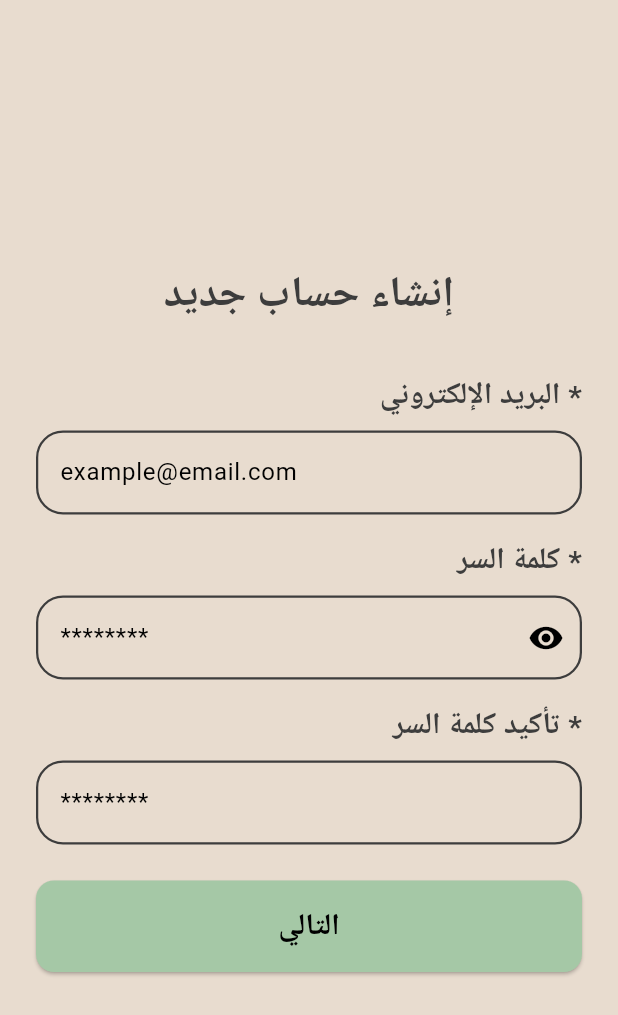
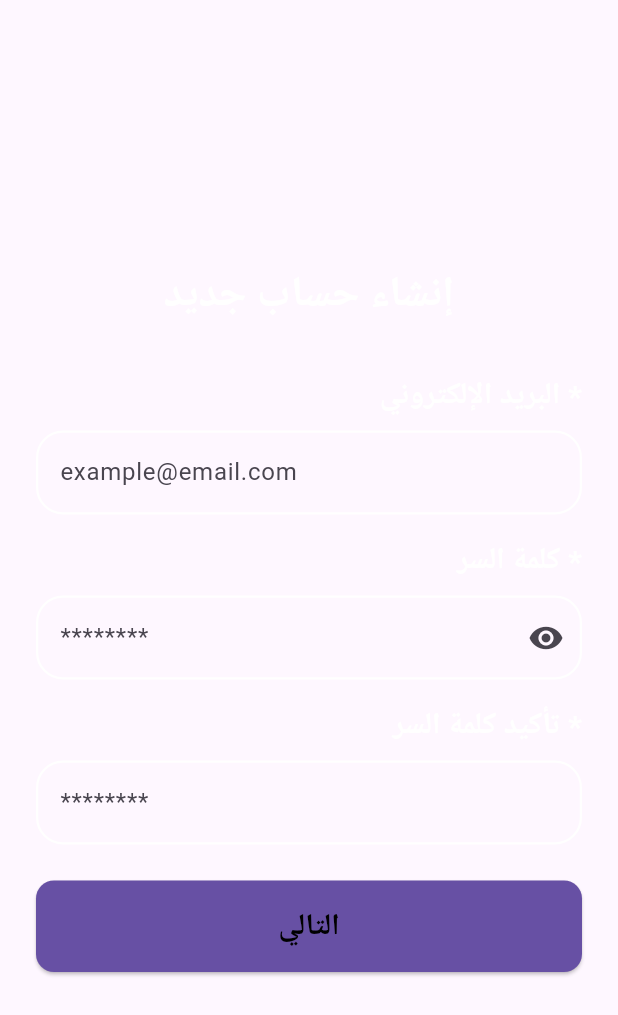
Before and after one commit to SuzanAqraa/Matbakhna_App, a Flutter app: the SignUpStepOnePage screen opened directly, on a phone screen of 412 x 824 dp. Shown: the top 1015 px of the screen. Run offline on Flutter 3.47's test engine with Material 3 defaults, Android fonts, the phone set to English and light mode, and no system bars; our stand-ins replace cloud_firestore, firebase_auth, firebase_core, youtube_player_flutter; accounts and stored records are empty; network calls fail.

Commit message:
"remove theme & edit recipe page "

```diff
--- a/lib/core/constants/theme.dart
+++ /dev/null
@@ -1,30 +0,0 @@
-import 'package:flutter/material.dart';
-import 'colors.dart';
-
-final ThemeData appTheme = ThemeData(
-  colorScheme: const ColorScheme.light(
-    primary: AppColors.primary,
-    secondary: AppColors.secondary,
-    background: AppColors.background,
-    onPrimary: AppColors.onPrimary,
-  ),
-  scaffoldBackgroundColor: AppColors.background,
-  appBarTheme: AppBarTheme(
-    backgroundColor: AppColors.primary,
-    foregroundColor: AppColors.onPrimary,
-    elevation: 0,
-  ),
-  textTheme: const TextTheme(
-    bodyLarge: TextStyle(color: AppColors.onPrimary),
-    bodyMedium: TextStyle(color: AppColors.onPrimary),
-  ),
-  elevatedButtonTheme: ElevatedButtonThemeData(
-    style: ElevatedButton.styleFrom(
-      backgroundColor: AppColors.primary,
-      foregroundColor: AppColors.onPrimary,
-      shape: RoundedRectangleBorder(
-        borderRadius: BorderRadius.circular(12),
-      ),
-    ),
-  ),
-);
```
Also changed, not shown: lib/core/constants/Colors.dart (deleted, +0 -8 lines), lib/features/recipes/screens/recipe_detail_screen.dart (+69 -57 lines), lib/main.dart (+3 -5 lines).
